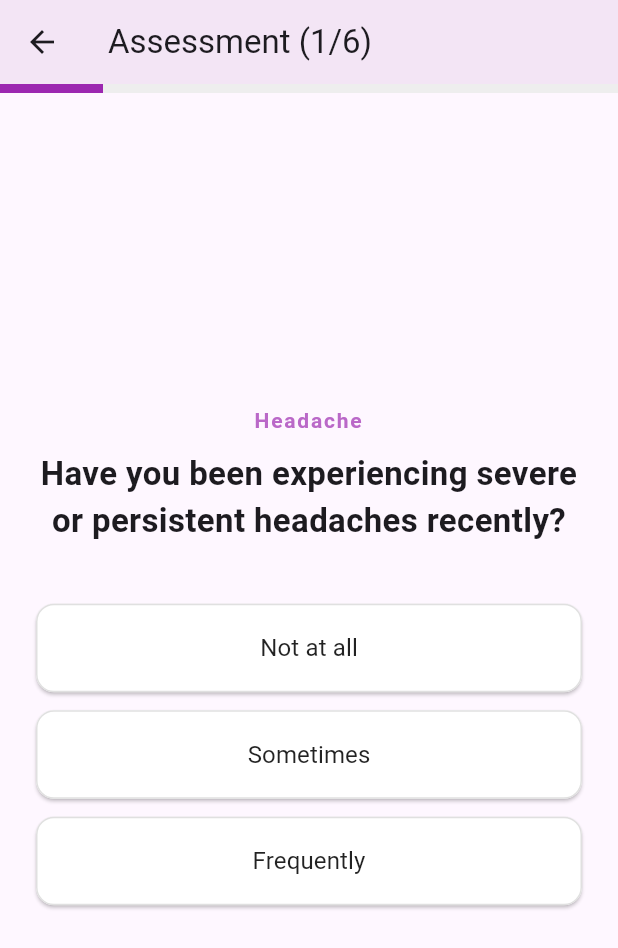
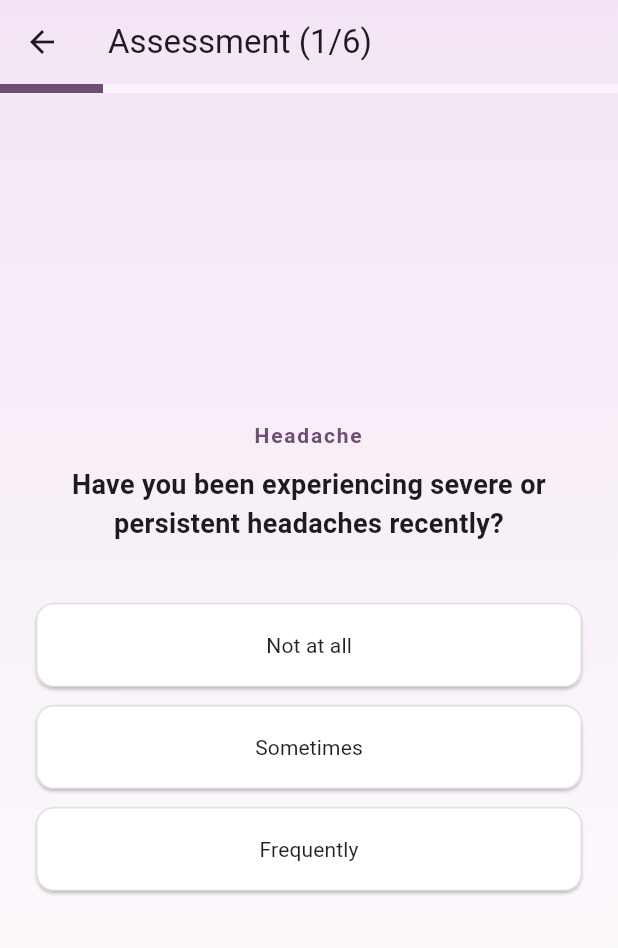
Before and after one commit to pulasthiBuddikaGit/PregAssist, a Flutter app: the DiagnosisWizard screen opened by its route, on a phone screen of 412 x 824 dp. Shown: the top 948 px of the screen. Run offline on Flutter 3.47's test engine with Material 3 defaults, Android fonts, the phone set to English and light mode, and no system bars.

Commit message:
commit 3

```diff
--- a/pregassist/lib/screens/nisalka/diagnosis_wizard.dart
+++ b/pregassist/lib/screens/nisalka/diagnosis_wizard.dart
@@ -1,7 +1,7 @@
 import 'package:flutter/material.dart';
 import 'diagnosis_result_screen.dart';
 
-// IMPORTANT: This import path matches your file structure screenshot
+// IMPORTANT: This import path matches your file structure
 import '../../services/expert_system.dart';
 
 class DiagnosisWizard extends StatefulWidget {
@@ -82,8 +82,6 @@ class _DiagnosisWizardState extends State<DiagnosisWizard> {
     }
 
     // --- 1. HARDCODED VITALS ---
-    // These simulate data coming from your other model.
-    // Try changing these to test! (e.g., sbp: 150 for Preeclampsia)
     Map<String, dynamic> patientData = {
       'BP_Systolic': 120,
       'BP_Diastolic': 80,
@@ -93,9 +91,6 @@ class _DiagnosisWizardState extends State<DiagnosisWizard> {
     };
 
     // --- 2. ADD USER ANSWERS TO DATA ---
-    // The user's answers (0, 1, 2) map directly to the Expert System logic
-    // Index 0=Headache, 1=Visual, 2=Bleeding, 3=Pain, 4=Discharge, 5=Fluid
-
     patientData['Headache'] = _selectedAnswers[0];
     patientData['VisualDisturbance'] = _selectedAnswers[1];
     patientData['HeavyBleeding'] = _selectedAnswers[2];
@@ -126,18 +121,35 @@ class _DiagnosisWizardState extends State<DiagnosisWizard> {
 
   @override
   Widget build(BuildContext context) {
-    return Scaffold(
+    // 1. Wrap everything in a Container to hold the Gradient
+    return Container(
+      decoration: const BoxDecoration(
+        gradient: LinearGradient(
+          begin: Alignment.topCenter,
+          end: Alignment.bottomCenter,
+          colors: [
+            Color(0xFFF3E5F5), // Light Purple/Lavender (Top)
+            Colors.white,      // White (Bottom)
+          ],
+        ),
+      ),
+      child: Scaffold(
+        // 2. Make Scaffold transparent so gradient shows through
+        backgroundColor: Colors.transparent,
+
         appBar: AppBar(
           title: Text("Assessment (${_currentIndex + 1}/${_questions.length})"),
-        backgroundColor: Colors.purple[50],
+          // 3. Make AppBar transparent and remove shadow
+          backgroundColor: Colors.transparent,
+          elevation: 0,
         ),
         body: Column(
           children: [
             // Progress Bar
             LinearProgressIndicator(
               value: (_currentIndex + 1) / _questions.length,
-            backgroundColor: Colors.grey[200],
-            color: Colors.purple,
+              backgroundColor: Colors.white.withOpacity(0.5), // Semi-transparent white
+              color: const Color.fromARGB(255, 108, 79, 113),
               minHeight: 6,
             ),
             Expanded(
@@ -155,6 +167,7 @@ class _DiagnosisWizardState extends State<DiagnosisWizard> {
             ),
           ],
         ),
+      ),
     );
   }
 
@@ -171,10 +184,10 @@ class _DiagnosisWizardState extends State<DiagnosisWizard> {
           // Symptom Title
           Text(
             questionData['title'],
-            style: TextStyle(
+            style: const TextStyle(
               fontSize: 14,
               fontWeight: FontWeight.bold,
-              color: Colors.purple[300],
+              color: Color.fromARGB(255, 108, 79, 113), // Matches your theme color
               letterSpacing: 1.2
             ),
             textAlign: TextAlign.center,
@@ -184,7 +197,7 @@ class _DiagnosisWizardState extends State<DiagnosisWizard> {
           // Question Text
           Text(
             questionData['question'],
-            style: const TextStyle(fontSize: 22, fontWeight: FontWeight.bold),
+            style: const TextStyle(fontSize: 18, fontWeight: FontWeight.bold),
             textAlign: TextAlign.center,
           ),
           const SizedBox(height: 40),
@@ -204,11 +217,12 @@ class _DiagnosisWizardState extends State<DiagnosisWizard> {
                   Future.delayed(const Duration(milliseconds: 250), _nextPage);
                 },
                 style: ElevatedButton.styleFrom(
-                  backgroundColor: isSelected ? Colors.purple : Colors.white,
+                  // Use your custom purple for selected state
+                  backgroundColor: isSelected ? const Color.fromARGB(255, 82, 13, 94) : Colors.white,
                   foregroundColor: isSelected ? Colors.white : Colors.black87,
                   elevation: isSelected ? 4 : 1,
                   side: BorderSide(
-                    color: isSelected ? Colors.purple : Colors.grey.shade300,
+                    color: isSelected ? const Color.fromARGB(255, 82, 13, 94) : Colors.grey.shade300,
                     width: isSelected ? 2 : 1,
                   ),
                   padding: const EdgeInsets.symmetric(vertical: 18),
@@ -219,7 +233,7 @@ class _DiagnosisWizardState extends State<DiagnosisWizard> {
                 child: Text(
                   options[optionIndex],
                   style: TextStyle(
-                    fontSize: 16,
+                    fontSize: 14,
                     fontWeight: isSelected ? FontWeight.bold : FontWeight.normal,
                   ),
                 ),
```
Also changed, not shown: pregassist/lib/screens/nisalka/diagnosis_result_screen.dart (+59 -17 lines). Lines whose indentation alone changed are shown as unchanged.
